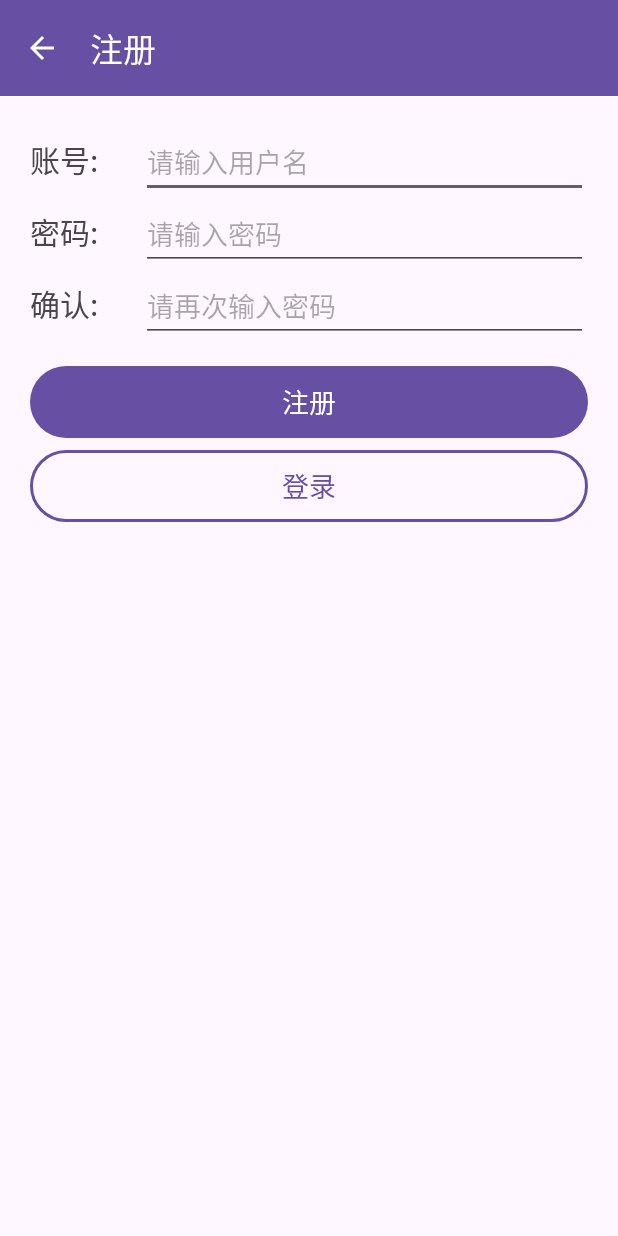
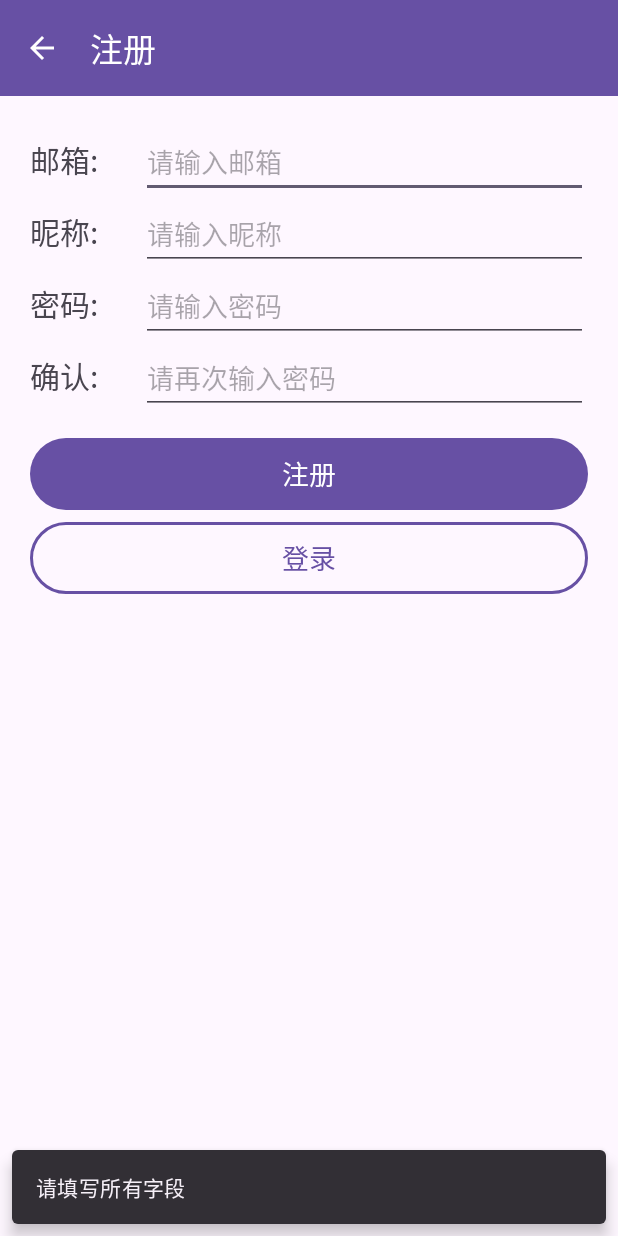
Before and after one commit to ChrisKimZHT/AndroidCurriculumDesign, an Android app: the RegisterActivity screen opened directly, with no data from a screen before it, after a tap on "注册", on a phone screen of 412 x 824 dp. Run offline under Robolectric (Android 15) with nearby library versions, the phone set to English and light mode, and no system bars.

Commit message:
[feat] 注册功能

```diff
--- a/app/src/main/java/com/zouht/note/activity/RegisterActivity.kt
+++ b/app/src/main/java/com/zouht/note/activity/RegisterActivity.kt
@@ -4,14 +4,21 @@ import android.content.Intent
 import android.os.Bundle
 import android.view.MenuItem
 import android.widget.Button
+import android.widget.EditText
 import androidx.activity.enableEdgeToEdge
 import androidx.appcompat.app.AppCompatActivity
 import androidx.appcompat.widget.Toolbar
 import androidx.core.view.ViewCompat
 import androidx.core.view.WindowInsetsCompat
+import com.google.android.material.snackbar.Snackbar
 import com.zouht.note.R
+import com.zouht.note.data.UserManager
+import com.zouht.note.model.User
+import java.util.Locale
 
 class RegisterActivity : AppCompatActivity() {
+    val userManager = UserManager(this)
+
     override fun onCreate(savedInstanceState: Bundle?) {
         super.onCreate(savedInstanceState)
         enableEdgeToEdge()
@@ -51,6 +58,58 @@ class RegisterActivity : AppCompatActivity() {
     }
 
     private fun onRegisterButtonClick() {
+        val input = acquireInput()
+        val email = input["email"]
+        val username = input["username"]
+        val password = input["password"]
+        val passwordConfirm = input["passwordConfirm"]
+        if (email.isNullOrEmpty() || username.isNullOrEmpty() || password.isNullOrEmpty() || passwordConfirm.isNullOrEmpty()) {
+            val message = "请填写所有字段"
+            val duration = Snackbar.LENGTH_SHORT
+            Snackbar.make(findViewById(R.id.main), message, duration).show()
+            return
+        }
+        if (password != passwordConfirm) {
+            val message = "密码不一致"
+            val duration = Snackbar.LENGTH_SHORT
+            Snackbar.make(findViewById(R.id.main), message, duration).show()
+            return
+        }
+        if (password.length < 6) {
+            val message = "密码长度至少为6"
+            val duration = Snackbar.LENGTH_SHORT
+            Snackbar.make(findViewById(R.id.main), message, duration).show()
+            return
+        }
+        if (email.matches("^[A-Za-z0-9+_.-]+@[A-Za-z0-9.-]+$".toRegex()).not()) {
+            val message = "邮箱格式错误"
+            val duration = Snackbar.LENGTH_SHORT
+            Snackbar.make(findViewById(R.id.main), message, duration).show()
+            return
+        }
+        val user = userManager.getUserByEmail(email.lowercase())
+        if (user != null) {
+            val message = "邮箱已被注册"
+            val duration = Snackbar.LENGTH_SHORT
+            Snackbar.make(findViewById(R.id.main), message, duration).show()
+            return
+        }
+        userManager.insertUser(User(null, email.lowercase(), username, password))
+        val intent = Intent(this, LoginActivity::class.java)
+        intent.addFlags(Intent.FLAG_ACTIVITY_CLEAR_TOP or Intent.FLAG_ACTIVITY_NEW_TASK)
+        startActivity(intent)
+    }
 
+    private fun acquireInput(): Map<String, String> {
+        val email = findViewById<EditText>(R.id.emailInput).text.toString()
+        val username = findViewById<EditText>(R.id.usernameInput).text.toString()
+        val password = findViewById<EditText>(R.id.passwordInput).text.toString()
+        val passwordConfirm = findViewById<EditText>(R.id.passwordConfirmInput).text.toString()
+        return mapOf(
+            "email" to email,
+            "username" to username,
+            "password" to password,
+            "passwordConfirm" to passwordConfirm
+        )
     }
 }
--- a/app/src/main/java/com/zouht/note/data/DBHelper.kt
+++ b/app/src/main/java/com/zouht/note/data/DBHelper.kt
@@ -19,8 +19,7 @@ class DBHelper(context: Context) :
                 userId INTEGER PRIMARY KEY AUTOINCREMENT,
                 email TEXT NOT NULL UNIQUE,
                 username TEXT NOT NULL,
-                password TEXT NOT NULL,
-                avatar TEXT
+                password TEXT NOT NULL
             )
             """.trimIndent()
         )
--- a/app/src/main/java/com/zouht/note/model/User.kt
+++ b/app/src/main/java/com/zouht/note/model/User.kt
@@ -1,9 +1,8 @@
 package com.zouht.note.model
 
 data class User(
-    val userId: Int,
+    val userId: Int?,
     val email: String,
     val username: String,
     val password: String,
-    val avatar: String
 )
--- a/app/src/main/res/layout/activity_register.xml
+++ b/app/src/main/res/layout/activity_register.xml
@@ -37,7 +37,28 @@
                     android:layout_width="0dp"
                     android:layout_height="wrap_content"
                     android:layout_weight="2"
-                    android:text="账号: "
+                    android:text="邮箱: "
+                    android:textSize="20sp" />
+
+                <EditText
+                    android:id="@+id/emailInput"
+                    android:layout_width="0dp"
+                    android:layout_height="wrap_content"
+                    android:layout_weight="8"
+                    android:hint="请输入邮箱" />
+
+            </LinearLayout>
+
+            <LinearLayout
+                android:layout_width="match_parent"
+                android:layout_height="wrap_content"
+                android:orientation="horizontal">
+
+                <TextView
+                    android:layout_width="0dp"
+                    android:layout_height="wrap_content"
+                    android:layout_weight="2"
+                    android:text="昵称: "
                     android:textSize="20sp" />
 
                 <EditText
@@ -45,7 +66,7 @@
                     android:layout_width="0dp"
                     android:layout_height="wrap_content"
                     android:layout_weight="8"
-                    android:hint="请输入用户名" />
+                    android:hint="请输入昵称" />
 
             </LinearLayout>
 
```
Also changed, not shown: app/src/main/java/com/zouht/note/data/UserManager.kt (+6 -9 lines).
